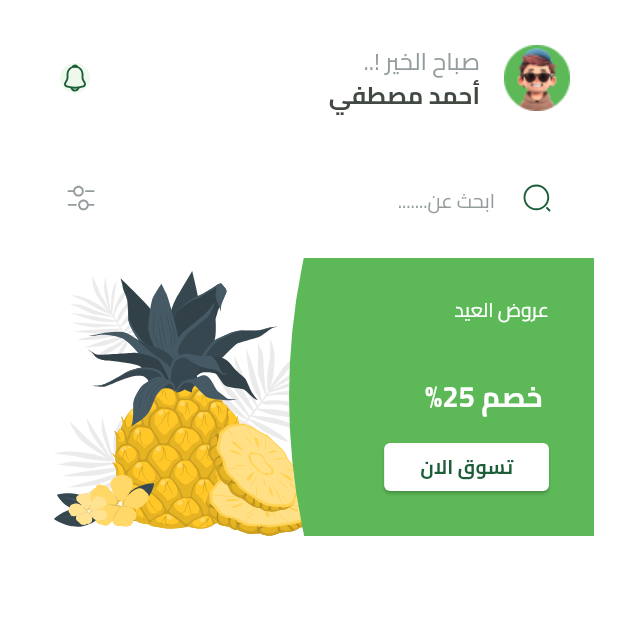
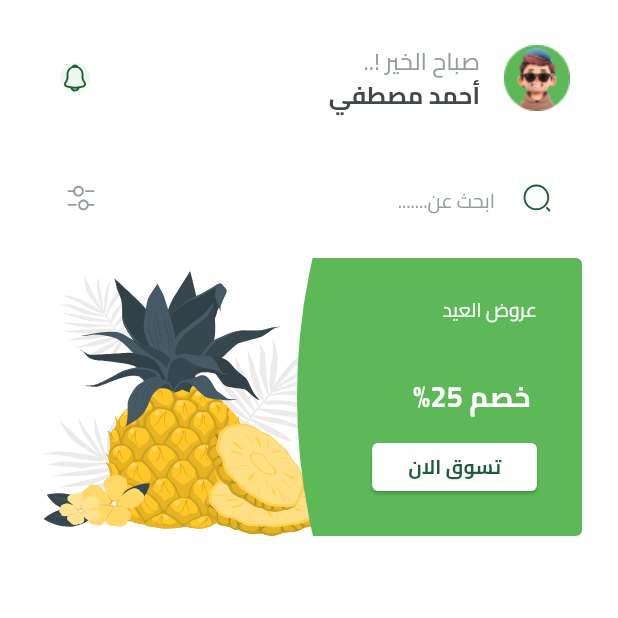
Before and after one commit to mostafanagy0/E-Commerce-Fruits-, a Flutter app: the HomeView screen opened directly, on a phone screen of 412 x 824 dp, the top half of it. Run offline on Flutter 3.47's test engine with Material 3 defaults, Android fonts, the phone set to English and light mode, and no system bars; our stand-ins replace bloc, cloud_firestore, dartz, dots_indicator, firebase_auth, firebase_core and 7 more; missing offline and left inert: flutter_facebook_auth; accounts and stored records are empty.

Commit message:
finesh featured list

```diff
--- a/lib/features/home/presentation/widgets/featured_item.dart
+++ b/lib/features/home/presentation/widgets/featured_item.dart
@@ -10,7 +10,7 @@ class FeaturedItem extends StatelessWidget {
 
   @override
   Widget build(BuildContext context) {
-    var itemWidth = MediaQuery.of(context).size.width;
+    var itemWidth = MediaQuery.sizeOf(context).width - 32;
     return SizedBox(
       width: itemWidth,
       child: AspectRatio(
@@ -29,6 +29,9 @@ class FeaturedItem extends StatelessWidget {
             Container(
               width: itemWidth * 0.5,
               decoration: const BoxDecoration(
+                borderRadius: BorderRadius.only(
+                    bottomRight: Radius.circular(4),
+                    topRight: Radius.circular(4)),
                 image: DecorationImage(
                     image: svg.Svg(Assets.imagesGreenPicture),
                     fit: BoxFit.fill),
--- /dev/null
+++ b/lib/features/home/presentation/widgets/featured_list.dart
@@ -0,0 +1,23 @@
+import 'package:flutter/material.dart';
+import 'package:fruits_app/features/home/presentation/widgets/featured_item.dart';
+
+class FeaturedList extends StatelessWidget {
+  const FeaturedList({super.key});
+
+  @override
+  Widget build(BuildContext context) {
+    return SingleChildScrollView(
+      scrollDirection: Axis.horizontal,
+      child: Row(
+          children: List.generate(
+        4,
+        (index) {
+          return const Padding(
+            padding: EdgeInsets.symmetric(horizontal: 8),
+            child: FeaturedItem(),
+          );
+        },
+      )),
+    );
+  }
+}
--- a/lib/features/home/presentation/widgets/home_view_body.dart
+++ b/lib/features/home/presentation/widgets/home_view_body.dart
@@ -1,7 +1,7 @@
 import 'package:flutter/material.dart';
 import 'package:fruits_app/core/widgets/custom_search_text_filed.dart';
 import 'package:fruits_app/features/home/presentation/widgets/custom_hohme_app_bar.dart';
-import 'package:fruits_app/features/home/presentation/widgets/featured_item.dart';
+import 'package:fruits_app/features/home/presentation/widgets/featured_list.dart';
 
 class HomeViewBody extends StatelessWidget {
   const HomeViewBody({super.key});
@@ -23,7 +23,7 @@ class HomeViewBody extends StatelessWidget {
         ),
         SliverToBoxAdapter(child: SizedBox(height: 12)),
         SliverToBoxAdapter(
-          child: FeaturedItem(),
+          child: FeaturedList(),
         )
       ]),
     );
```
